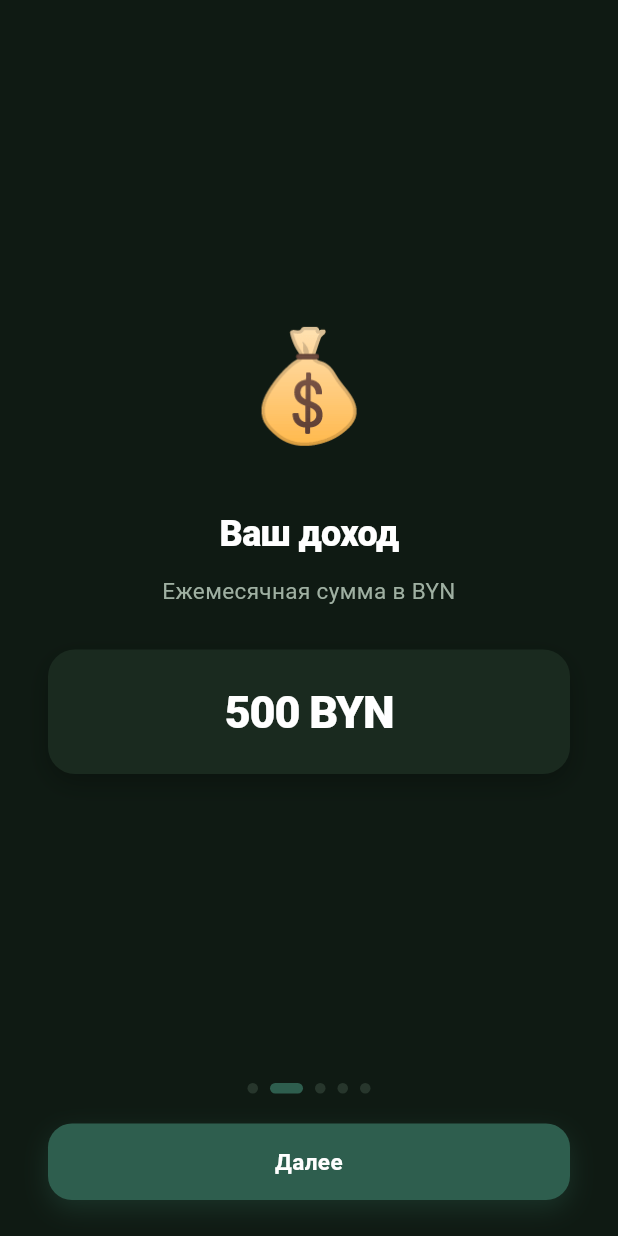
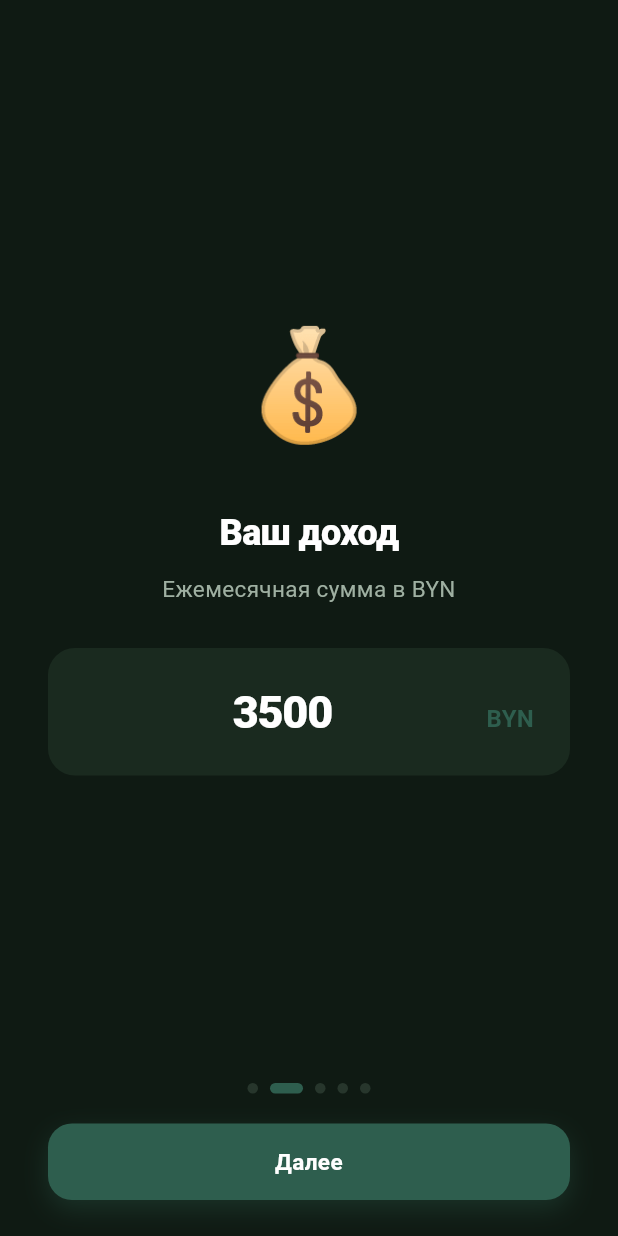
Before and after one commit to raspisanie3102/finance-helper, a Flutter app: the OnboardingScreen screen opened directly with empty values, after a tap on "Далее", on a phone screen of 412 x 824 dp. Run offline on Flutter 3.47's test engine with Material 3 defaults, Android fonts, the phone set to English and light mode, and no system bars; our stand-ins replace shared_preferences; accounts and stored records are empty.

Commit message:
Онбординг: доход, обязательные расходы и накопления редактируются
- Шаги «Ваш доход», «Обязательные расходы» и «Сколько хотите
  откладывать?» стали полями ввода вместо статичных демо-карточек;
  значения сохраняются и моментально пересчитывают дневной лимит
- Исправлены перепутанные демо-суммы на шагах после изменения
  порядка страниц онбординга
- План месяца персистентен между запусками
- Тур-инструкция: исправлено падение первого кадра в отладке
  (RectTween вместо Tween<Rect?> с null-end)
- Тест: редактирование дохода на онбординге попадает в бюджет

```diff
--- a/lib/main.dart
+++ b/lib/main.dart
@@ -181,6 +181,50 @@ class _OnboardingScreenState extends State<OnboardingScreen> {
   int pairChoice = 0; // 0 — «Только я», 1 — «Я и партнёр»
   final Set<String> interests = {'Питание', 'Развлечения', 'Накопления'};
 
+  // План месяца: суммы редактируются и сразу сохраняются.
+  final incomeController = TextEditingController(text: '3 500');
+  final mandatoryController = TextEditingController(text: '1 500');
+  final savingsController = TextEditingController(text: '500');
+  bool amountsSynced = false;
+
+  @override
+  void dispose() {
+    controller.dispose();
+    incomeController.dispose();
+    mandatoryController.dispose();
+    savingsController.dispose();
+    super.dispose();
+  }
+
+  /// Заполняем поля сохранёнными значениями плана (однократно).
+  void _syncAmountControllers(AppState app) {
+    if (amountsSynced) return;
+    amountsSynced = true;
+    incomeController.text = _amountText(app.income);
+    mandatoryController.text = _amountText(app.monthlyMandatory);
+    savingsController.text = _amountText(app.monthlySavings);
+  }
+
+  static String _amountText(double v) =>
+      v % 1 == 0 ? v.toStringAsFixed(0) : v.toStringAsFixed(2);
+
+  static double? _parseAmount(String raw) {
+    final v = double.tryParse(
+        raw.replaceAll(RegExp(r'\s'), '').replaceAll(',', '.'));
+    return v != null && v >= 0 ? v : null;
+  }
+
+  /// Любое изменение суммы сразу пересчитывает бюджет и дневной лимит.
+  void _saveAmounts() {
+    final app = AppScope.of(context);
+    final income = _parseAmount(incomeController.text);
+    if (income != null) app.setIncome(income);
+    final mandatory = _parseAmount(mandatoryController.text);
+    if (mandatory != null) app.setMonthlyMandatory(mandatory);
+    final savings = _parseAmount(savingsController.text);
+    if (savings != null) app.setMonthlySavings(savings);
+  }
+
   static const pages = [
     ('👨‍❤️‍👩', 'Сколько людей будет пользоваться приложением?', ''),
     ('💰', 'Ваш доход', 'Ежемесячная сумма в BYN'),
@@ -200,14 +244,10 @@ class _OnboardingScreenState extends State<OnboardingScreen> {
   }
 
   @override
-  void dispose() {
-    controller.dispose();
-    super.dispose();
-  }
-
-  @override
   Widget build(BuildContext context) {
     final pal = palOf(context);
+    final app = AppScope.of(context);
+    _syncAmountControllers(app);
     final isLast = page == pages.length - 1;
 
     return Scaffold(
@@ -268,12 +308,19 @@ class _OnboardingScreenState extends State<OnboardingScreen> {
                         ],
                         if (i == 1 || i == 2 || i == 3) ...[
                           const SizedBox(height: 28),
-                          _AmountDemo(
-                              text: i == 2
-                                  ? '3 500 BYN'
-                                  : i == 3
-                                      ? '1 500 BYN'
-                                      : '500 BYN'),
+                          _AmountField(
+                            controller: i == 1
+                                ? incomeController
+                                : i == 2
+                                    ? mandatoryController
+                                    : savingsController,
+                            hint: i == 1
+                                ? '3 500'
+                                : i == 2
+                                    ? '1 500'
+                                    : '500',
+                            onChanged: (_) => _saveAmounts(),
+                          ),
                         ],
                         if (i == 4) ...[
                           const SizedBox(height: 28),
@@ -402,33 +449,53 @@ class _ChoiceCard extends StatelessWidget {
   }
 }
 
-class _AmountDemo extends StatelessWidget {
-  final String text;
-  const _AmountDemo({required this.text});
+/// Редактируемая сумма плана: доход, обязательные расходы, накопления.
+class _AmountField extends StatelessWidget {
+  final TextEditingController controller;
+  final ValueChanged<String> onChanged;
+  final String hint;
+  const _AmountField({
+    required this.controller,
+    required this.onChanged,
+    required this.hint,
+  });
 
   @override
   Widget build(BuildContext context) {
     final pal = palOf(context);
-    return Container(
-      width: double.infinity,
-      padding: const EdgeInsets.symmetric(vertical: 20),
-      decoration: BoxDecoration(
-        color: pal.card,
-        borderRadius: BorderRadius.circular(18),
-        boxShadow: [
-          BoxShadow(
-              color: pal.shadow, blurRadius: 14, offset: const Offset(0, 6)),
-        ],
+    return TextField(
+      controller: controller,
+      onChanged: onChanged,
+      keyboardType: const TextInputType.numberWithOptions(decimal: true),
+      textAlign: TextAlign.center,
+      style: TextStyle(
+        fontSize: 30,
+        fontWeight: FontWeight.w800,
+        letterSpacing: -0.8,
+        color: pal.text,
       ),
-      child: Text(
-        text,
-        textAlign: TextAlign.center,
-        style: TextStyle(
+      decoration: InputDecoration(
+        hintText: hint,
+        hintStyle: TextStyle(
           fontSize: 30,
           fontWeight: FontWeight.w800,
           letterSpacing: -0.8,
-          color: pal.text,
+          color: pal.sub.withValues(alpha: 0.45),
         ),
+        suffixText: 'BYN',
+        suffixStyle: const TextStyle(
+          fontSize: 16,
+          fontWeight: FontWeight.w700,
+          color: AppColors.green,
+        ),
+        filled: true,
+        fillColor: pal.card,
+        border: OutlineInputBorder(
+          borderRadius: BorderRadius.circular(18),
+          borderSide: BorderSide.none,
+        ),
+        contentPadding:
+            const EdgeInsets.symmetric(horizontal: 20, vertical: 20),
       ),
     );
   }
--- a/lib/store.dart
+++ b/lib/store.dart
@@ -22,6 +22,11 @@ class AppState extends ChangeNotifier {
     pairMode = _prefs.getBool('pairMode') ?? false;
     pairConnected = _prefs.getBool('pairConnected') ?? false;
     inviteCode = _prefs.getString('inviteCode') ?? '';
+
+    // План месяца задаётся на онбординге и сохраняется.
+    income = _prefs.getDouble('income') ?? 3500;
+    monthlyMandatory = _prefs.getDouble('monthlyMandatory') ?? 1500;
+    monthlySavings = _prefs.getDouble('monthlySavings') ?? 500;
 
     // Восстановление сессии: авторизованный пользователь пропускает
     // экраны входа и регистрации.
@@ -57,10 +62,10 @@ class AppState extends ChangeNotifier {
   final String partnerName = 'Мария';
   final double partnerIncome = 2900; // доход партнёра (демо-сценарий)
 
-  // ── Бюджет (демо-значения по ТЗ) ──
+  // ── Бюджет (демо-значения по ТЗ; меняются на онбординге) ──
   double income = 3500; // месячный доход (пополняется операциями «Доход»)
-  static const double monthlyMandatory = 1500; // обязательные расходы
-  static const double monthlySavings = 500; // накопления
+  double monthlyMandatory = 1500; // обязательные расходы
+  double monthlySavings = 500; // накопления
   static const double monthlyPlanned = 800; // запланированные расходы
 
   /// Обязательные платежи + накопления + запланированные расходы месяца.
@@ -338,6 +343,29 @@ class AppState extends ChangeNotifier {
     notifyListeners();
   }
 
+  // ── План месяца: задаётся на онбординге, сохраняется ──
+
+  void setIncome(double value) {
+    if (value < 0) return;
+    income = value;
+    _prefs.setDouble('income', value);
+    notifyListeners();
+  }
+
+  void setMonthlyMandatory(double value) {
+    if (value < 0) return;
+    monthlyMandatory = value;
+    _prefs.setDouble('monthlyMandatory', value);
+    notifyListeners();
+  }
+
+  void setMonthlySavings(double value) {
+    if (value < 0) return;
+    monthlySavings = value;
+    _prefs.setDouble('monthlySavings', value);
+    notifyListeners();
+  }
+
   /// Включение режима «Пара»: генерируется код приглашения, к общему
   /// бюджету подключается партнёр. Баланс, дневной лимит, порции еды,
   /// стоимость развлечений и цели пересчитываются на двоих.
```
Also changed, not shown: lib/screens/plan_screen.dart (+4 -4 lines), lib/widgets/tour.dart (+6 -2 lines), 1 other file.
